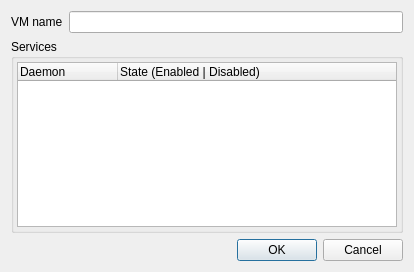
First picture: the form in ui/addVm.ui, repository slux83/visual-netkit, before the edit.
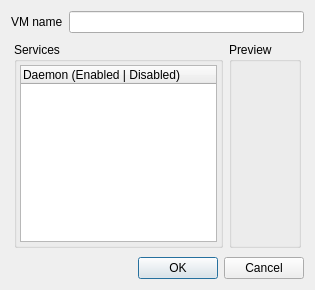
Second picture: the form after the edit.

Commit message: Now when the user chose daemons, a image preview for the vm is showed! :3

What changed in the file:
```diff
--- a/ui/addVm.ui
+++ b/ui/addVm.ui
@@ -5,8 +5,8 @@
    <rect>
     <x>0</x>
     <y>0</y>
-    <width>414</width>
-    <height>272</height>
+    <width>315</width>
+    <height>290</height>
    </rect>
   </property>
   <property name="windowTitle" >
@@ -29,12 +29,24 @@
    </item>
    <item>
     <layout class="QHBoxLayout" >
+     <property name="leftMargin" >
+      <number>3</number>
+     </property>
+     <property name="topMargin" >
+      <number>3</number>
+     </property>
+     <property name="rightMargin" >
+      <number>3</number>
+     </property>
+     <property name="bottomMargin" >
+      <number>3</number>
+     </property>
      <item>
       <widget class="QGroupBox" name="groupBox" >
        <property name="title" >
         <string>Services</string>
        </property>
-       <layout class="QVBoxLayout" >
+       <layout class="QHBoxLayout" >
         <property name="spacing" >
          <number>3</number>
         </property>
@@ -52,14 +64,15 @@
         </property>
         <item>
          <widget class="QTreeWidget" name="daemonsList" >
+          <property name="alternatingRowColors" >
+           <bool>true</bool>
+          </property>
+          <property name="selectionMode" >
+           <enum>QAbstractItemView::NoSelection</enum>
+          </property>
           <column>
            <property name="text" >
-            <string>Daemon</string>
-           </property>
-          </column>
-          <column>
-           <property name="text" >
-            <string>State (Enabled | Disabled)</string>
+            <string>Daemon (Enabled | Disabled)</string>
            </property>
           </column>
          </widget>
@@ -67,6 +80,30 @@
        </layout>
       </widget>
      </item>
+     <item>
+      <widget class="QGroupBox" name="previewGroup" >
+       <property name="title" >
+        <string>Preview</string>
+       </property>
+       <layout class="QVBoxLayout" >
+        <property name="spacing" >
+         <number>3</number>
+        </property>
+        <property name="leftMargin" >
+         <number>3</number>
+        </property>
+        <property name="topMargin" >
+         <number>3</number>
+        </property>
+        <property name="rightMargin" >
+         <number>3</number>
+        </property>
+        <property name="bottomMargin" >
+         <number>3</number>
+        </property>
+       </layout>
+      </widget>
+     </item>
     </layout>
    </item>
    <item>
```
The commit also changes 2 other files.
